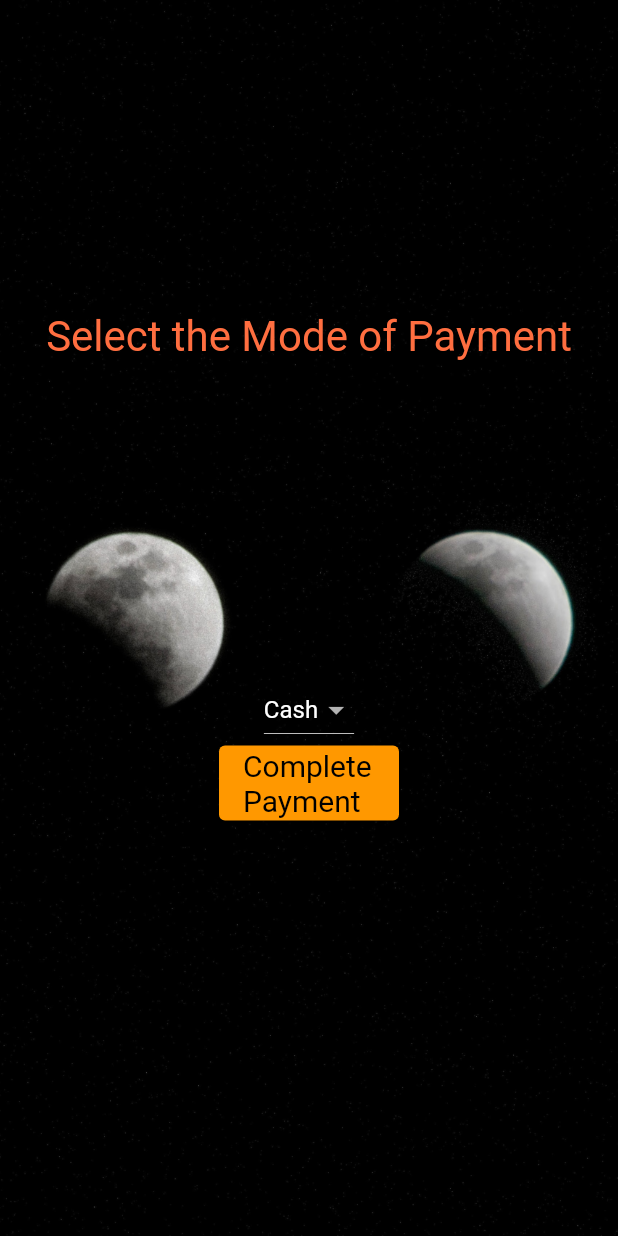
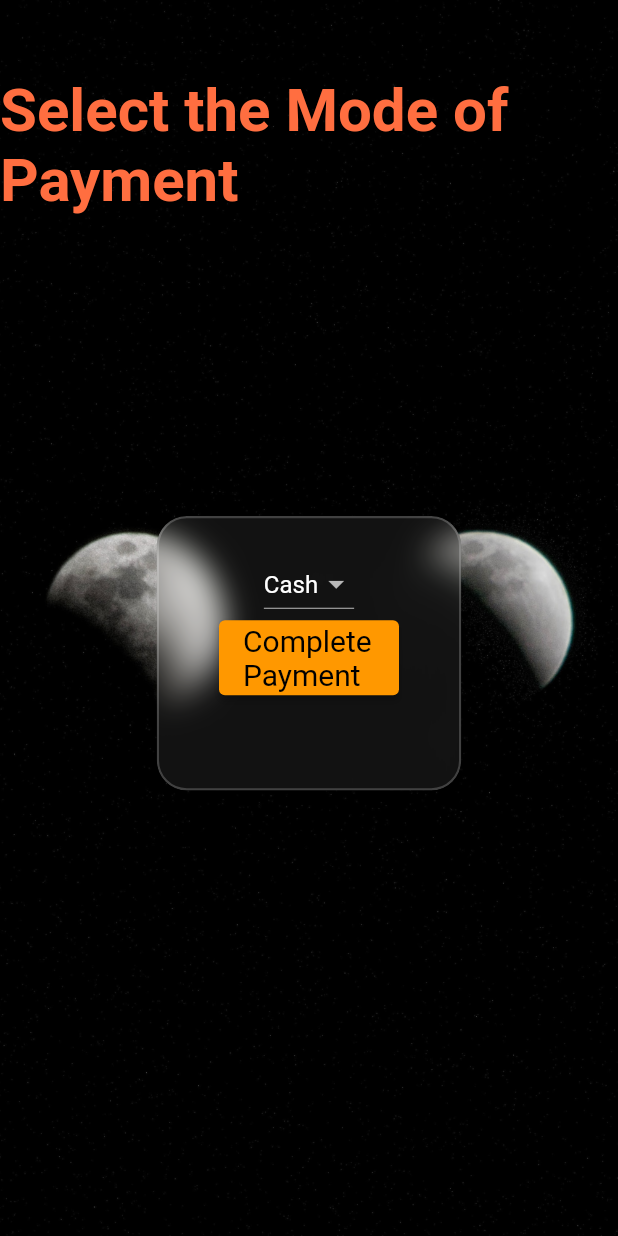
Before and after one commit to sahilpesugit/AnupamResidency, a Flutter app: the MoP screen opened directly, on a phone screen of 412 x 824 dp. Run offline on Flutter 3.47's test engine with Material 2 defaults, Android fonts, the light colour scheme and no system bars; drawn by our look-alikes of oktoast; our stand-ins replace cloud_firestore, firebase_core, fluttertoast, google_fonts, pdf, printing; missing offline and left inert: dart:html, dart:js, syncfusion_flutter_pdfviewer; accounts and stored records are empty.

Commit message:
UI changes
Co-Authored-By: Sahil Elton Lobo <54506832+sahilpesugit@users.noreply.github.com>

```diff
--- a/anupam/lib/MoP.dart
+++ b/anupam/lib/MoP.dart
@@ -1,4 +1,5 @@
 import 'package:anupam/genBill.dart';
+import 'package:anupam/glassmorphism.dart';
 import 'package:anupam/main.dart';
 import 'package:anupam/pdfInvoiceAPI.dart';
 import 'package:flutter/material.dart';
@@ -54,10 +55,34 @@ class paymentPage extends State<MoP>{
             body: Center(
               child: Column(
                 children: <Widget>[
+                  const SizedBox(height:50.0),
+                  const Center(
+                    child: Text(
+                      "Select the Mode of Payment",
+                       style: TextStyle(
+                        color: Colors.deepOrangeAccent,
+                        fontSize: 40.0,
+                        fontWeight: FontWeight.bold,
+                       ),
+                    ),
+                  ),
                   const SizedBox(height:200),
-                  Padding(padding: const EdgeInsets.all(8.0),
-                  child: Text("Select the Mode of Payment",textScaleFactor: 2, style: TextStyle(color: Colors.deepOrangeAccent),),),
-                  const SizedBox(height:200),
+                  Padding(
+                    padding: const EdgeInsets.symmetric(
+                      horizontal: 20,
+                    ),
+                    child: Glassmorphism(
+                      blur: 10,
+                      opacity: 0.07,
+                      radius: 20,
+                      child: Container(
+                        height: 180,
+                        width: 200,
+                        alignment: Alignment.topCenter,
+                        padding: const EdgeInsets.all(20),
+                        child: Column(
+                          children: [
+
                   DropdownButton(
                     value: modeP,
                     items: dditems,
@@ -76,7 +101,7 @@ class paymentPage extends State<MoP>{
                                 Navigator.of(context).push(MaterialPageRoute(builder: (context)=>HomePage()));},
                               child: const Text('Complete Payment'),))
 
-              ]))
+                ],),),),)]))
             )
 
     );
--- a/anupam/lib/bill.dart
+++ b/anupam/lib/bill.dart
@@ -153,12 +153,13 @@ class makeBill extends State<Billing>{
             body: Center(
               child: Column(
                 children: <Widget>[
-                  const SizedBox(height:100),
+                  const SizedBox(height:50.0),
                   Text('Miscellaneous Items',style: TextStyle(
                     color: Colors.deepOrangeAccent,
-                    fontSize: 30.0,
+                    fontSize: 40.0,
                     fontWeight: FontWeight.bold,
                   ),),
+                  const SizedBox(height: 200),
                   Column(children:[
               Container(child: Column(
                 children: <Widget>[
```
